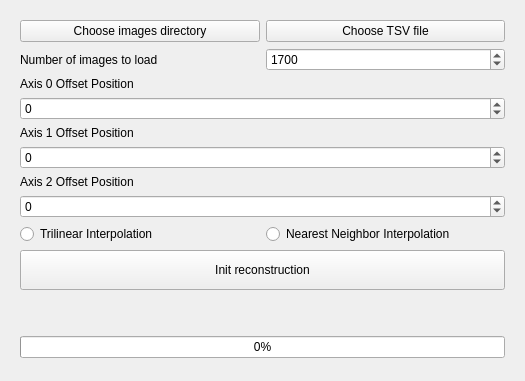
Before: the Qt Designer form PancreaticLUS/Resources/UI/qSlicerPancreaticLUSModuleWidget.ui in albertofpena/PacreaticLUSSlicer, drawn with Qt 5.
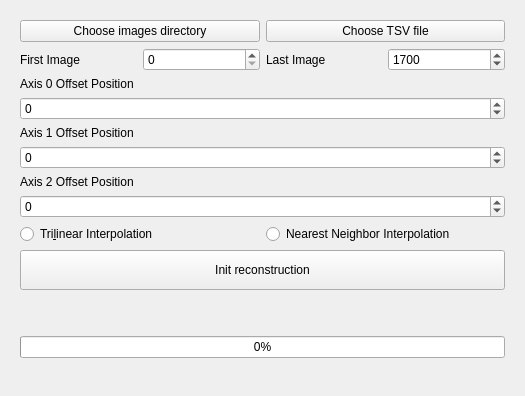
After: the same form once the commit is applied. Custom widgets are drawn as their Qt base class.

Commit message: added spin box to choose first image

```diff
--- a/PancreaticLUS/Resources/UI/qSlicerPancreaticLUSModuleWidget.ui
+++ b/PancreaticLUS/Resources/UI/qSlicerPancreaticLUSModuleWidget.ui
@@ -7,7 +7,7 @@
     <x>0</x>
     <y>0</y>
     <width>525</width>
-    <height>381</height>
+    <height>396</height>
    </rect>
   </property>
   <property name="windowTitle">
@@ -43,12 +43,22 @@
         <item>
          <widget class="QLabel" name="imagesToLoadLabel">
           <property name="text">
-           <string>Number of images to load</string>
+           <string>First Image</string>
           </property>
          </widget>
         </item>
         <item>
-         <widget class="QSpinBox" name="numberOfImagesSpinBox">
+         <widget class="QSpinBox" name="firstImageSpinBox"/>
+        </item>
+        <item>
+         <widget class="QLabel" name="lastImageLabel">
+          <property name="text">
+           <string>Last Image</string>
+          </property>
+         </widget>
+        </item>
+        <item>
+         <widget class="QSpinBox" name="lastImageSpinBox">
           <property name="minimum">
            <number>1</number>
           </property>
@@ -118,7 +128,7 @@
         <item>
          <widget class="QRadioButton" name="trilinearRadioButton">
           <property name="text">
-           <string>Trilinear Interpolation</string>
+           <string>Tri&amp;linear Interpolation</string>
           </property>
          </widget>
         </item>
```
Left out of the diff: 2 changed lines with no effect on the pictures. The commit also changes 1 other file.
